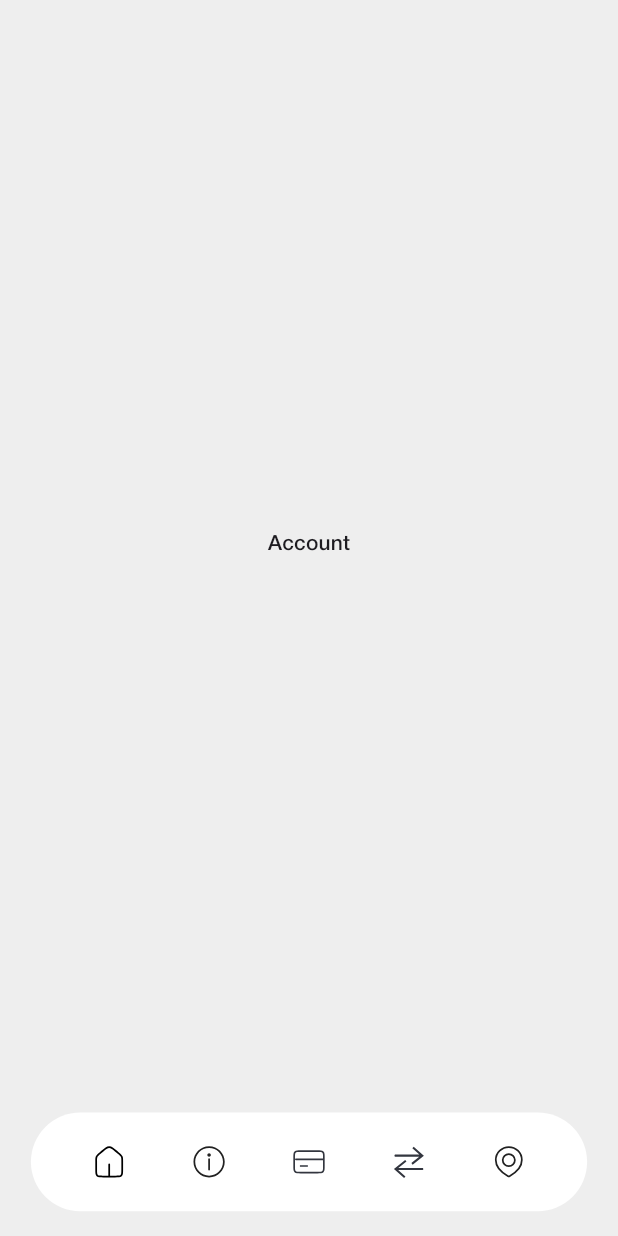
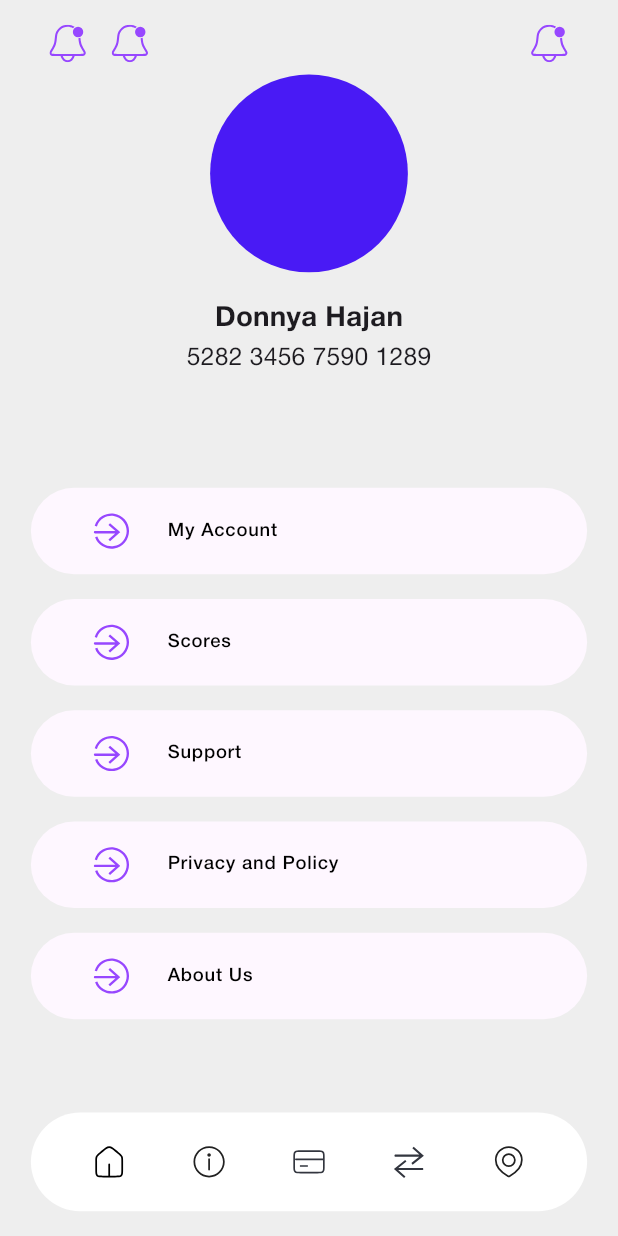
Before and after one commit to bhawesh2002/hundred_dot_ui_design, a Flutter app: the screen it shows after launch, item 2 of the bottom bar chosen, on a phone screen of 412 x 824 dp. Run offline on Flutter 3.47's test engine with Material 3 defaults, Android fonts, the phone set to English and light mode, and no system bars; our stand-ins replace flutter_svg.

Commit message:
Add account page options and UI enhancements

```diff
--- a/lib/pages/home/account_body.dart
+++ b/lib/pages/home/account_body.dart
@@ -1,14 +1,107 @@
 import 'package:flutter/material.dart';
+import 'package:flutter_svg/svg.dart';
+import 'package:hundred_dot_ui_design/theme/colors.dart';
+import 'package:hundred_dot_ui_design/utilis/ui_sizes.dart';
+import 'package:hundred_dot_ui_design/widgets/categorey_list_tile.dart';
 
 class AccountBody extends StatelessWidget {
   const AccountBody({super.key});
 
   @override
   Widget build(BuildContext context) {
+    Map<String, String> acPageOptions = {
+      "My Account": "lib/assets/icons/signin.svg",
+      "Scores": "lib/assets/icons/signin.svg",
+      "Support": "lib/assets/icons/signin.svg",
+      "Privacy and Policy": "lib/assets/icons/signin.svg",
+      "About Us": "lib/assets/icons/signin.svg",
+    };
     return Center(
-      child: Text(
-        "Account",
-        style: Theme.of(context).textTheme.labelLarge,
+      child: Column(
+        children: [
+          SizedBox.square(
+            dimension: UiSizes.heightPercent(2),
+          ),
+          Padding(
+            padding: EdgeInsets.symmetric(horizontal: UiSizes.widthPercent(8)),
+            child: Row(
+              children: [
+                SizedBox.square(
+                  dimension: 25,
+                  child: SvgPicture.asset(
+                    'lib/assets/icons/notification_unread.svg',
+                    // ignore: deprecated_member_use
+                    color: AppColors.primary2,
+                  ),
+                ),
+                SizedBox.square(
+                  dimension: UiSizes.widthPercent(4),
+                ),
+                SizedBox.square(
+                  dimension: 25,
+                  child: SvgPicture.asset(
+                    'lib/assets/icons/notification_unread.svg',
+                    // ignore: deprecated_member_use
+                    color: AppColors.primary2,
+                  ),
+                ),
+                const Expanded(child: SizedBox()),
+                SizedBox.square(
+                  dimension: 25,
+                  child: SvgPicture.asset(
+                    'lib/assets/icons/notification_unread.svg',
+                    // ignore: deprecated_member_use
+                    color: AppColors.primary2,
+                  ),
+                ),
+              ],
+            ),
+          ),
+          SizedBox.square(
+            dimension: UiSizes.heightPercent(1),
+          ),
+          CircleAvatar(
+            radius: UiSizes.widthPercent(16),
+            backgroundColor: AppColors.primary1,
+          ),
+          SizedBox.square(
+            dimension: UiSizes.heightPercent(2),
+          ),
+          Text(
+            "Donnya Hajan",
+            style: Theme.of(context).textTheme.titleMedium?.copyWith(
+                  fontSize: UiSizes.widthPercent(4.5),
+                  fontWeight: FontWeight.bold,
+                ),
+          ),
+          Text(
+            "5282 3456 7590 1289",
+            style: Theme.of(context).textTheme.titleMedium?.copyWith(
+                  fontSize: UiSizes.widthPercent(4),
+                  fontWeight: FontWeight.w400,
+                ),
+          ),
+          SizedBox.square(
+            dimension: UiSizes.heightPercent(8),
+          ),
+          Flexible(
+            child: ListView.builder(
+              shrinkWrap: true,
+              itemCount: acPageOptions.length,
+              itemBuilder: ((context, index) {
+                return Padding(
+                  padding: EdgeInsets.symmetric(
+                    horizontal: UiSizes.widthPercent(5),
+                    vertical: UiSizes.heightPercent(1),
+                  ),
+                  child: CategoreyListTile(
+                      label: acPageOptions.keys.elementAt(index),
+                      svgIconPath: acPageOptions.values.elementAt(index)),
+                );
+              }),
+            ),
+          ),
+        ],
       ),
     );
   }
```
